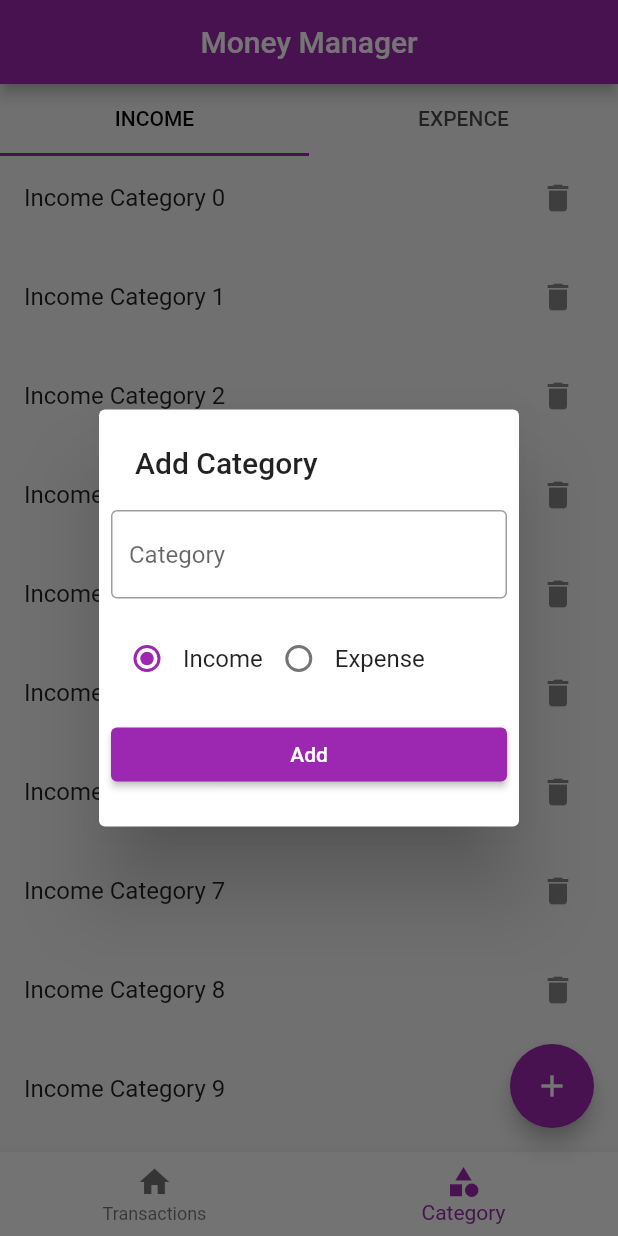
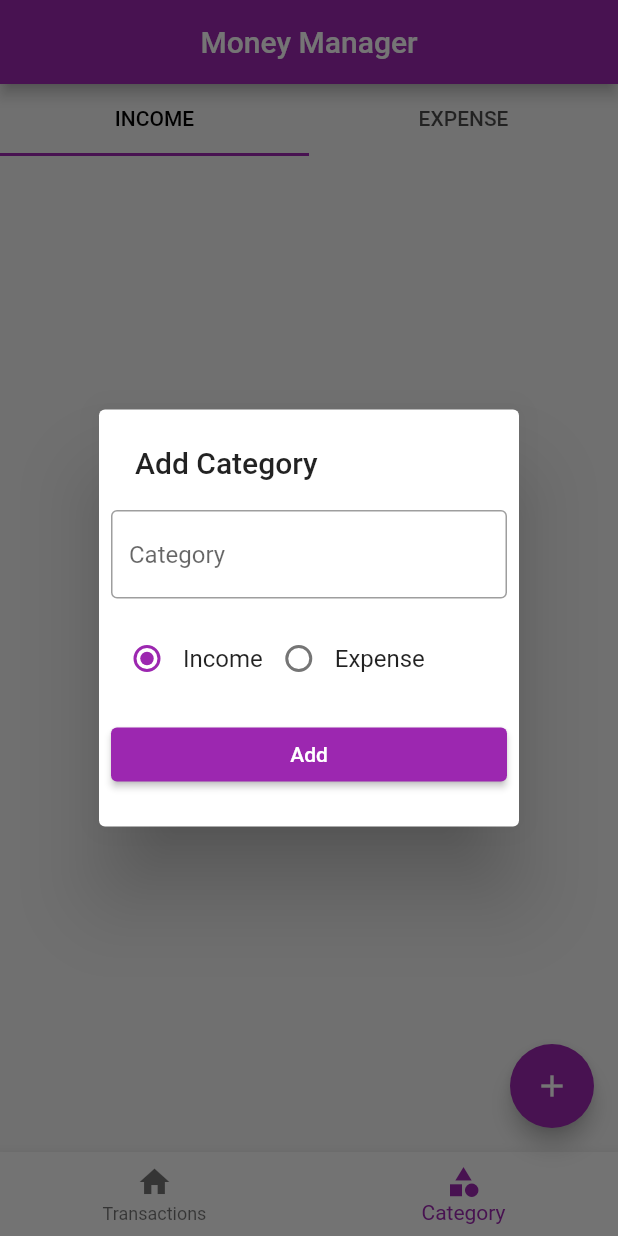
Before and after one commit to SidhardhCR/Money-Manager-App-Flutter, a Flutter app: the screen it shows after launch, item 2 of the bottom bar chosen, after a tap on the "add" icon, on a phone screen of 412 x 824 dp. Run offline on Flutter 3.47's test engine with Material 2 defaults, Android fonts, the phone set to English and light mode, and no system bars; our stand-ins replace hive_flutter; accounts and stored records are empty.

Commit message:
Category CRUD operations completed

```diff
--- a/lib/db/catergory/category_dbfunction.dart
+++ b/lib/db/catergory/category_dbfunction.dart
@@ -10,9 +10,23 @@ abstract class CategoryDBFunction{
     Future<List<CategoryModel>> getCategory();
 
     Future<void>  insertCategory(CategoryModel value);
+
+    Future<void> deleteCategory(String CategoryID);
 }
 
 class CategoryDB implements CategoryDBFunction{
+
+  ValueNotifier<List<CategoryModel>> incomeListNotifier = ValueNotifier([]);
+   ValueNotifier<List<CategoryModel>> expenseListNotifier = ValueNotifier([]);
+
+    CategoryDB.internal();
+
+    static CategoryDB instance = CategoryDB.internal();
+
+    factory CategoryDB(){
+        return instance;
+    }
+
 
   @override
   Future<void>  insertCategory(CategoryModel value)async{
@@ -20,7 +34,7 @@ class CategoryDB implements CategoryDBFunction{
 
 
 
-       await _categoryDB.add(value);
+       await _categoryDB.put(value.id,value);
   }
 
   @override
@@ -30,6 +44,28 @@ class CategoryDB implements CategoryDBFunction{
           return _categoryDB.values.toList();
   }
 
+    Future<void> refreshUI()async{
+      final _allCategory = await getCategory();
+      incomeListNotifier.value.clear();
+      expenseListNotifier.value.clear();
+     await Future.forEach(_allCategory, (CategoryModel category){
+
+            if(category.type == CategoryType.income){
+                    incomeListNotifier.value.add(category);
+            }
+            else{expenseListNotifier.value.add(category);}
+      });
+      incomeListNotifier.notifyListeners();
+      expenseListNotifier.notifyListeners();
+    }
+
+  @override
+  Future<void> deleteCategory(String CategoryID)async{
+      final _categoryDB = await Hive.openBox<CategoryModel>(CategoryDB_Name);
+      _categoryDB.delete(CategoryID);
+      refreshUI();
+
+  }
 
 }
 
--- a/lib/model/category/category_dbmodel.dart
+++ b/lib/model/category/category_dbmodel.dart
@@ -15,12 +15,14 @@ enum CategoryType{
 @HiveType(typeId: 1)
 class CategoryModel{
       @HiveField(0)
+      final String id;
+      @HiveField(1)
       final String name;
       @HiveField(3)
       final bool isDeleted;
-      @HiveField(1)
+      @HiveField(2)
       final CategoryType type;
 
-  CategoryModel({required this.name, this.isDeleted = false,required this.type});
+  CategoryModel({required this.id,required this.name, this.isDeleted = false,required this.type});
 
 }
--- a/lib/screens/category/income_category_list.dart
+++ b/lib/screens/category/income_category_list.dart
@@ -1,4 +1,7 @@
 import 'package:flutter/material.dart';
+import 'package:money_manager_app/db/catergory/category_dbfunction.dart';
+
+import '../../model/category/category_dbmodel.dart';
 
 class IncomeCategoryList extends StatelessWidget {
   const IncomeCategoryList({ Key? key }) : super(key: key);
@@ -7,18 +10,29 @@ class IncomeCategoryList extends StatelessWidget {
 
   @override
   Widget build(BuildContext context) {
-    return ListView.separated(
+    return ValueListenableBuilder(
+      valueListenable: CategoryDB().incomeListNotifier,
+      builder: (BuildContext ctx, List<CategoryModel> newList, Widget?_){
+          return ListView.separated(
       itemBuilder: (ctx,index){
-        return ListTile(
-          title: Text('Income Category $index'),
-          trailing: IconButton(onPressed: (){}, icon: Icon(Icons.delete)),
+        final _category = newList[index];
+        return Card(
+          margin: EdgeInsets.all(4.0),
+          child: ListTile(
+            title: Text(_category.name),
+            trailing: IconButton(onPressed: (){
+              CategoryDB.instance.deleteCategory(_category.id);
+            }, icon: Icon(Icons.delete, color:Colors.red)),
+          ),
         );
       },
       separatorBuilder: (ctx,index){
         return SizedBox(height: 10,);
       },
-      itemCount: 20,
+      itemCount: newList.length,
 
     );
+      });
+
   }
 }
--- a/lib/screens/category/screen_category.dart
+++ b/lib/screens/category/screen_category.dart
@@ -16,9 +16,7 @@ class _ScreenCategoryState extends State<ScreenCategory> with SingleTickerProvid
 
   @override
   void initState() {
-     CategoryDB().getCategory().then((value){
-       print(value);
-     });
+     CategoryDB().refreshUI();
     _tabController = TabController(length: 2, vsync: this);
   }
 
@@ -33,7 +31,7 @@ class _ScreenCategoryState extends State<ScreenCategory> with SingleTickerProvid
             controller: _tabController,
             tabs: [
             Tab(text: 'INCOME',),
-            Tab(text: 'EXPENCE',)
+            Tab(text: 'EXPENSE',)
           ]),
           Expanded(
             child: TabBarView(
```
Also changed, not shown: lib/screens/category/category_add_popup.dart (+17 -4 lines), lib/screens/category/expense_category_list.dart (+20 -6 lines), lib/model/category/category_dbmodel.g.dart.
